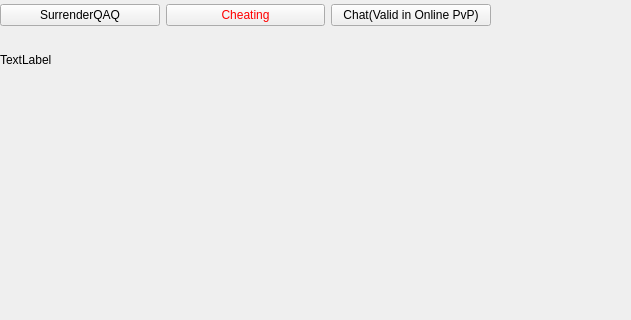
Old version of the form NoGo-Task1-2.0/mainwindow.ui in the repository SakuraMarble/Team9_Final; both pictures show x 0 to 631 and y 0 to 320 of the 800 by 600 pixel window.
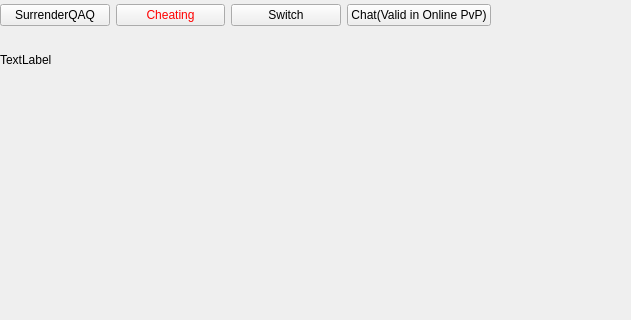
New version of the form.

What changed in the file:
```diff
--- a/NoGo-Task1-2.0/mainwindow.ui
+++ b/NoGo-Task1-2.0/mainwindow.ui
@@ -92,6 +92,13 @@
        </property>
       </widget>
      </item>
+     <item>
+      <widget class="QPushButton" name="UseAI">
+       <property name="text">
+        <string>Switch</string>
+       </property>
+      </widget>
+     </item>
      <item>
       <widget class="QPushButton" name="Chat">
        <property name="text">
```
